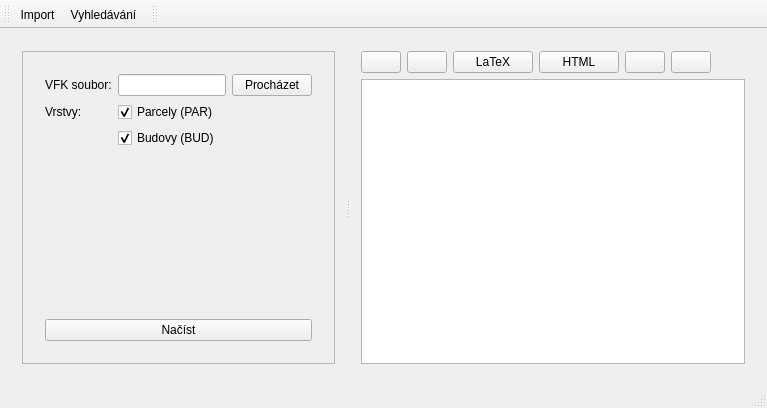
Old version of the form vfkmainwindow.ui in the repository ctu-geoforall-lab/qgis-vfk-plugin-cpp.
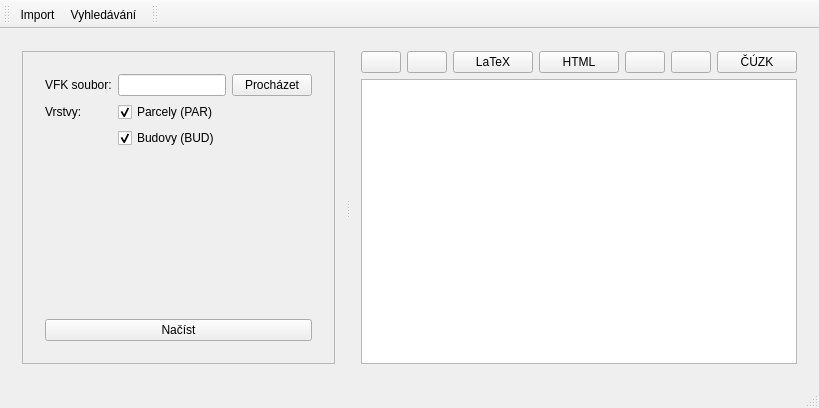
New version of the form. Icons and pictures are not drawn. Custom widgets are drawn as their Qt base class.

The edit to the form file:
```diff
--- a/vfkmainwindow.ui
+++ b/vfkmainwindow.ui
@@ -332,6 +332,13 @@
             </property>
            </widget>
           </item>
+          <item>
+           <widget class="QPushButton" name="cuzkButton">
+            <property name="text">
+             <string>ČÚZK</string>
+            </property>
+           </widget>
+          </item>
           <item>
            <spacer name="horizontalSpacer">
             <property name="orientation">
```
